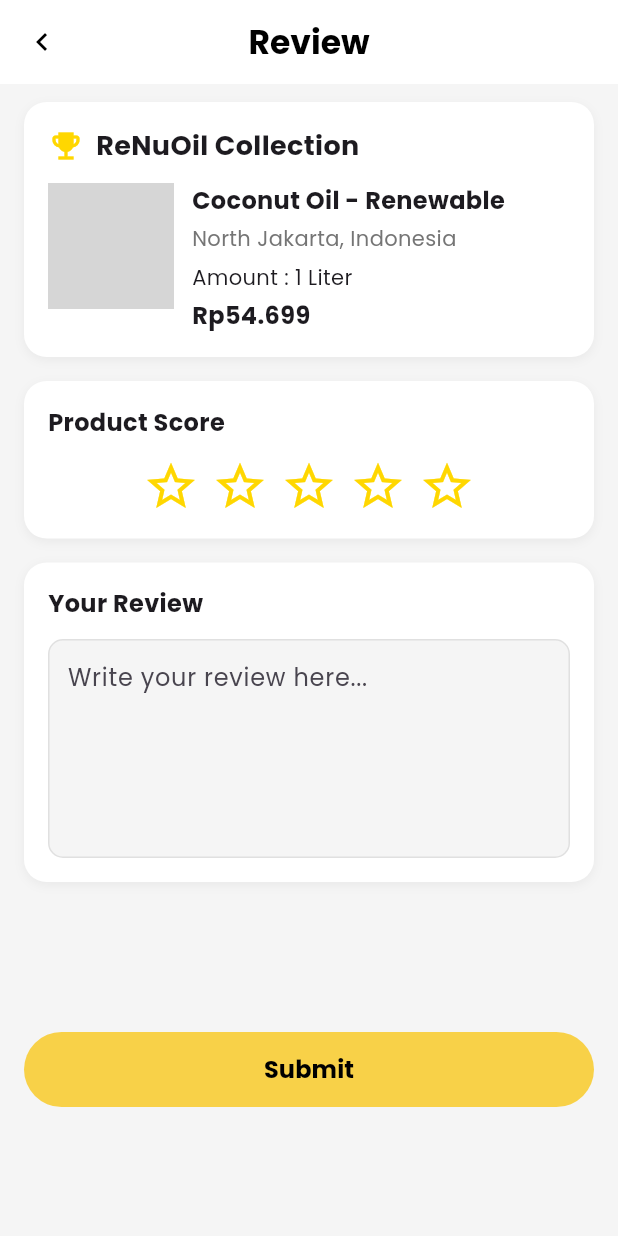
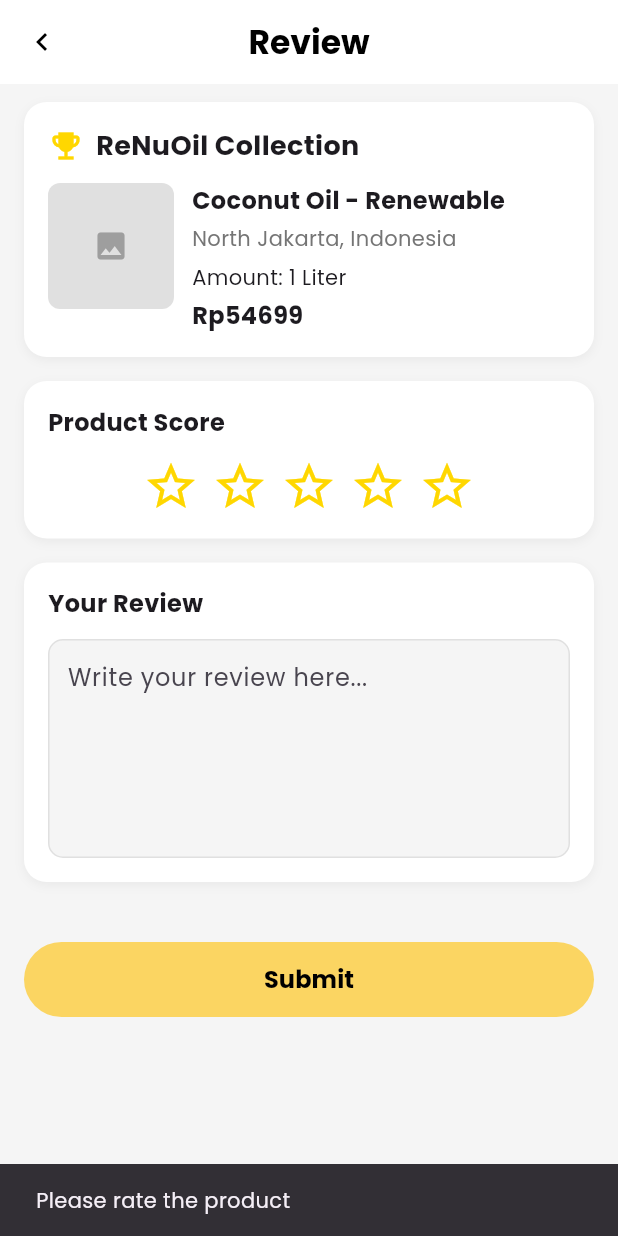
Before and after one commit to Liann099/UAS_Mobile-ReNuOil-, a Flutter app: the ReviewPage screen opened directly, after a tap on "Submit", on a phone screen of 412 x 824 dp. Run offline on Flutter 3.47's test engine with Material 3 defaults, Android fonts, the phone set to English and light mode, and no system bars; our stand-ins replace flutter_map, flutter_secure_storage, flutter_svg, geocoding, latlong2, location and 1 more; accounts and stored records are empty; grey boxes are pictures that could not be loaded.

Commit message:
integrasi review

```diff
--- a/uas_renuoil/lib/buyer/review.dart
+++ b/uas_renuoil/lib/buyer/review.dart
@@ -1,36 +1,118 @@
 import 'package:flutter/material.dart';
-
-void main() {
-  runApp(const MyApp());
-}
-
-class MyApp extends StatelessWidget {
-  const MyApp({Key? key}) : super(key: key);
-
-  @override
-  Widget build(BuildContext context) {
-    return MaterialApp(
-      debugShowCheckedModeBanner: false,
-      title: 'Product Review',
-      theme: ThemeData(
-        primarySwatch: Colors.blue,
-        fontFamily: 'Roboto',
-      ),
-      home: const ReviewPage(),
-    );
-  }
-}
+import 'package:flutter_secure_storage/flutter_secure_storage.dart';
+import 'dart:convert';
+import 'package:http/http.dart' as http;
+import 'package:flutter_application_1/constants.dart';
 
 class ReviewPage extends StatefulWidget {
   const ReviewPage({Key? key}) : super(key: key);
 
   @override
-  State<ReviewPage> createState() => _ReviewPageState();
+  State<ReviewPage> createState() => _ProductReviewPageState();
 }
 
-class _ReviewPageState extends State<ReviewPage> {
+class _ProductReviewPageState extends State<ReviewPage> {
   double productRating = 0;
   final TextEditingController commentController = TextEditingController();
+  bool isLoading = false;
+  late int productId;
+  String? productName;
+  String? productOrigin;
+  double? productPrice;
+  String? productImageUrl;
+  String amount = "1 Liter";
+
+  @override
+  void didChangeDependencies() {
+    super.didChangeDependencies();
+    // Extract the arguments from the current route settings
+    final args = ModalRoute.of(context)!.settings.arguments as Map<String, dynamic>?;
+
+    // Get the productId from the arguments
+    productId = args?['productId'] ?? 1;
+
+    if (productId == 0) {
+      // Handle missing productId
+      ScaffoldMessenger.of(context).showSnackBar(
+        const SnackBar(content: Text('Error: Product ID is required')),
+      );
+      Future.delayed(Duration.zero, () {
+        Navigator.pop(context);
+      });
+    } else {
+      // Set up default product details or load them from API if needed
+      productName = args?['productName'] ?? "Coconut Oil - Renewable";
+      productOrigin = args?['productOrigin'] ?? "North Jakarta, Indonesia";
+      productPrice = args?['productPrice'] ?? 54699.0;
+      productImageUrl = args?['productImageUrl'];
+    }
+  }
+
+  Future<void> submitReview() async {
+    if (productRating == 0) {
+      ScaffoldMessenger.of(context).showSnackBar(
+        const SnackBar(content: Text('Please rate the product')),
+      );
+      return;
+    }
+
+    setState(() {
+      isLoading = true;
+    });
+
+    try {
+      final storage = FlutterSecureStorage();
+      final token = await storage.read(key: 'access_token') ?? "eyJhbGciOiJIUzI1NiIsInR5cCI6IkpXVCJ9.eyJ0b2tlbl90eXBlIjoiYWNjZXNzIiwiZXhwIjoxNzQ1Mzg3MDE5LCJpYXQiOjE3NDUzNzk4MTksImp0aSI6IjUxMDFiNWQ3OTdjMDRhNDVhZWVmNWE5NzQ3YWM1YTI3IiwidXNlcl9pZCI6MTF9.nq8pzIRP5QoelzOtWxnVd-KZZry4oXpqr7eDnJxt53w";
+
+      final response = await http.post(
+        Uri.parse('$baseUrl/api/products/review/'),
+        headers: <String, String>{
+          'Content-Type': 'application/json',
+          // Add authorization header if required
+          'Authorization': 'Bearer $token',
+        },
+        body: jsonEncode(<String, dynamic>{
+          'product': productId,
+          'star': productRating.toInt(),
+          'description': commentController.text.trim(),
+        }),
+      );
+
+      setState(() {
+        isLoading = false;
+      });
+
+      if (response.statusCode == 201) {
+        // Review submitted successfully
+        ScaffoldMessenger.of(context).showSnackBar(
+          const SnackBar(content: Text('Review submitted successfully')),
+        );
+
+        // Navigate back after successful submission
+        Navigator.pop(context);
+      } else {
+        // Handle errors
+        final errorData = jsonDecode(response.body);
+        String errorMessage = 'Failed to submit review';
+
+        if (errorData is Map && errorData.containsKey('detail')) {
+          errorMessage = errorData['detail'];
+        }
+
+        ScaffoldMessenger.of(context).showSnackBar(
+          SnackBar(content: Text(errorMessage)),
+        );
+      }
+    } catch (e) {
+      setState(() {
+        isLoading = false;
+      });
+
+      ScaffoldMessenger.of(context).showSnackBar(
+        SnackBar(content: Text('Error: ${e.toString()}')),
+      );
+    }
+  }
 
   @override
   void dispose() {
@@ -40,9 +122,8 @@
 
   @override
   Widget build(BuildContext context) {
-    // Mendapatkan lebar layar
+    // Get screen width for responsive layout
     final screenWidth = MediaQuery.of(context).size.width;
-    // Menyesuaikan padding berdasarkan lebar layar
     final sidePadding = screenWidth < 350 ? 8.0 : 16.0;
 
     return Scaffold(
@@ -52,7 +133,7 @@
         elevation: 0,
         leading: IconButton(
           icon: const Icon(Icons.chevron_left, color: Colors.black),
-          onPressed: () {},
+          onPressed: () => Navigator.pop(context),
         ),
         title: const Text(
           'Review',
@@ -60,6 +141,7 @@
             color: Colors.black,
             fontSize: 22,
             fontWeight: FontWeight.bold,
+            fontFamily: 'Poppins',
           ),
         ),
         centerTitle: true,
@@ -103,6 +185,7 @@
                               style: TextStyle(
                                 fontSize: screenWidth < 350 ? 16 : 18,
                                 fontWeight: FontWeight.bold,
+                                fontFamily: 'Poppins',
                               ),
                               overflow: TextOverflow.ellipsis,
                             ),
@@ -113,75 +196,82 @@
                       // Product info with image
                       LayoutBuilder(
                         builder: (context, constraints) {
-                          // Menggunakan LayoutBuilder untuk menyesuaikan layout
+                          // Adjust layout based on constraints
                           final isNarrow = constraints.maxWidth < 260;
 
                           if (isNarrow) {
-                            // Layout vertikal untuk layar yang sangat sempit
+                            // Vertical layout for narrow screens
                             return Column(
                               crossAxisAlignment: CrossAxisAlignment.start,
                               children: [
-                                // Image di tengah
+                                // Image centered
                                 Center(
                                   child: ClipRRect(
                                     borderRadius: BorderRadius.circular(8),
                                     child: Container(
                                       width: 80,
                                       height: 80,
-                                      child: Image.asset(
-                                        'assets/images/cookingoil.png',
+                                      color: Colors.grey[300],
+                                      child: productImageUrl != null
+                                          ? Image.network(
+                                        productImageUrl!,
                                         fit: BoxFit.cover,
                                         errorBuilder: (context, error, stackTrace) {
-                                          return Container(
-                                            color: Colors.grey[300],
-                                            child: Center(
-                                              child: Icon(
-                                                Icons.image,
-                                                color: Colors.grey[500],
-                                              ),
-                                            ),
+                                          return Icon(
+                                            Icons.image,
+                                            color: Colors.grey[500],
                                           );
                                         },
+                                      )
+                                          : Icon(
+                                        Icons.image,
+                                        color: Colors.grey[500],
                                       ),
                                     ),
                                   ),
                                 ),
                                 const SizedBox(height: 12),
                                 // Product details
-                                const Text(
-                                  'Coconut Oil - Renewable',
-                                  style: TextStyle(
+                                Text(
+                                  productName ?? 'Product Name',
+                                  style: const TextStyle(
                                     fontSize: 14,
                                     fontWeight: FontWeight.bold,
+                                    fontFamily: 'Poppins',
                                   ),
                                 ),
                                 const SizedBox(height: 4),
                                 Text(
-                                  'North Jakarta, Indonesia',
+                                  productOrigin ?? 'Origin',
                                   style: TextStyle(
                                     fontSize: 12,
                                     color: Colors.grey[600],
+                                    fontFamily: 'Poppins',
                                   ),
                                 ),
                                 const SizedBox(height: 6),
-                                const Text(
-                                  'Amount : 1 Liter',
-                                  style: TextStyle(
+                                Text(
+                                  'Amount: $amount',
+                                  style: const TextStyle(
                                     fontSize: 12,
+                                    fontFamily: 'Poppins',
                                   ),
                                 ),
                                 const SizedBox(height: 4),
-                                const Text(
-                                  'Rp54.699',
-                                  style: TextStyle(
+                                Text(
+                                  productPrice != null
+                                      ? 'Rp${productPrice!.toInt().toString()}'
+                                      : 'Price not available',
+                                  style: const TextStyle(
                                     fontSize: 14,
                                     fontWeight: FontWeight.bold,
+                                    fontFamily: 'Poppins',
                                   ),
                                 ),
                               ],
                             );
                           } else {
-                            // Layout horizontal untuk layar yang lebih lebar
+                            // Horizontal layout for wider screens
                             return Row(
                               crossAxisAlignment: CrossAxisAlignment.start,
                               children: [
@@ -191,20 +281,21 @@
                                   child: Container(
                                     width: screenWidth < 350 ? 70 : 84,
                                     height: screenWidth < 350 ? 70 : 84,
-                                    child: Image.asset(
-                                      'assets/images/cookingoil.png',
+                                    color: Colors.grey[300],
+                                    child: productImageUrl != null
+                                        ? Image.network(
+                                      productImageUrl!,
                                       fit: BoxFit.cover,
                                       errorBuilder: (context, error, stackTrace) {
-                                        return Container(
-                                          color: Colors.grey[300],
-                                          child: Center(
-                                            child: Icon(
-                                              Icons.image,
-                                              color: Colors.grey[500],
-                                            ),
-                                          ),
+                                        return Icon(
+                                          Icons.image,
+                                          color: Colors.grey[500],
                                         );
                                       },
+                                    )
+                                        : Icon(
+                                      Icons.image,
+                                      color: Colors.grey[500],
                                     ),
                                   ),
                                 ),
@@ -215,35 +306,41 @@
                                     crossAxisAlignment: CrossAxisAlignment.start,
                                     children: [
                                       Text(
-                                        'Coconut Oil - Renewable',
+                                        productName ?? 'Product Name',
                                         style: TextStyle(
                                           fontSize: screenWidth < 350 ? 14 : 16,
                                           fontWeight: FontWeight.bold,
+                                          fontFamily: 'Poppins',
                                         ),
                                         overflow: TextOverflow.ellipsis,
                                       ),
                                       const SizedBox(height: 4),
                                       Text(
-                                        'North Jakarta, Indonesia',
+                                        productOrigin ?? 'Origin',
                                         style: TextStyle(
                                           fontSize: screenWidth < 350 ? 12 : 14,
                                           color: Colors.grey[600],
+                                          fontFamily: 'Poppins',
                                         ),
                                         overflow: TextOverflow.ellipsis,
                                       ),
                                       const SizedBox(height: 6),
                                       Text(
-                                        'Amount : 1 Liter',
+                                        'Amount: $amount',
                                         style: TextStyle(
                                           fontSize: screenWidth < 350 ? 12 : 14,
+                                          fontFamily: 'Poppins',
                                         ),
                                       ),
                                       const SizedBox(height: 4),
                                       Text(
-                                        'Rp54.699',
+                                        productPrice != null
+                                            ? 'Rp${productPrice!.toInt().toString()}'
+                                            : 'Price not available',
                                         style: TextStyle(
                                           fontSize: screenWidth < 350 ? 14 : 16,
                                           fontWeight: FontWeight.bold,
+                                          fontFamily: 'Poppins',
                                         ),
                                       ),
                                     ],
@@ -284,6 +381,7 @@
                         style: TextStyle(
                           fontSize: 16,
                           fontWeight: FontWeight.bold,
+                          fontFamily: 'Poppins',
                         ),
                       ),
                       const SizedBox(height: 12),
@@ -317,7 +415,7 @@
 
               const SizedBox(height: 16),
 
-              // Comment Box (replacing Service Ratings)
+              // Comment Box
               Container(
                 decoration: BoxDecoration(
                   color: Colors.white,
@@ -340,6 +438,7 @@
                         style: TextStyle(
                           fontSize: 16,
                           fontWeight: FontWeight.bold,
+                          fontFamily: 'Poppins',
                         ),
                       ),
                       const SizedBox(height: 12),
@@ -356,7 +455,9 @@
                             hintText: 'Write your review here...',
                             contentPadding: EdgeInsets.all(12),
                             border: InputBorder.none,
+                            hintStyle: TextStyle(fontFamily: 'Poppins'),
                           ),
+                          style: const TextStyle(fontFamily: 'Poppins'),
                         ),
                       ),
                     ],
@@ -364,24 +465,34 @@
                 ),
               ),
 
-              const SizedBox(height: 100),
+              const SizedBox(height: 40),
 
               // Submit Button
               Container(
                 width: double.infinity,
                 height: 50,
                 decoration: BoxDecoration(
-                  color: const Color(0xFFF8D148),
+                  color: const Color(0xFFFBD562),
                   borderRadius: BorderRadius.circular(25),
                 ),
                 child: TextButton(
-                  onPressed: () {},
-                  child: const Text(
+                  onPressed: isLoading ? null : submitReview,
+                  child: isLoading
+                      ? const SizedBox(
+                    width: 24,
+                    height: 24,
+                    child: CircularProgressIndicator(
+                      color: Colors.black,
+                      strokeWidth: 3,
+                    ),
+                  )
+                      : const Text(
                     'Submit',
                     style: TextStyle(
                       color: Colors.black,
                       fontSize: 16,
                       fontWeight: FontWeight.w600,
+                      fontFamily: 'Poppins',
                     ),
                   ),
                 ),
--- a/uas_renuoil/lib/constants.dart
+++ b/uas_renuoil/lib/constants.dart
@@ -1 +1 @@
-const String baseUrl = 'http://10.10.153.204:8000';
+const String baseUrl = 'http://172.20.10.7:8080';
```
